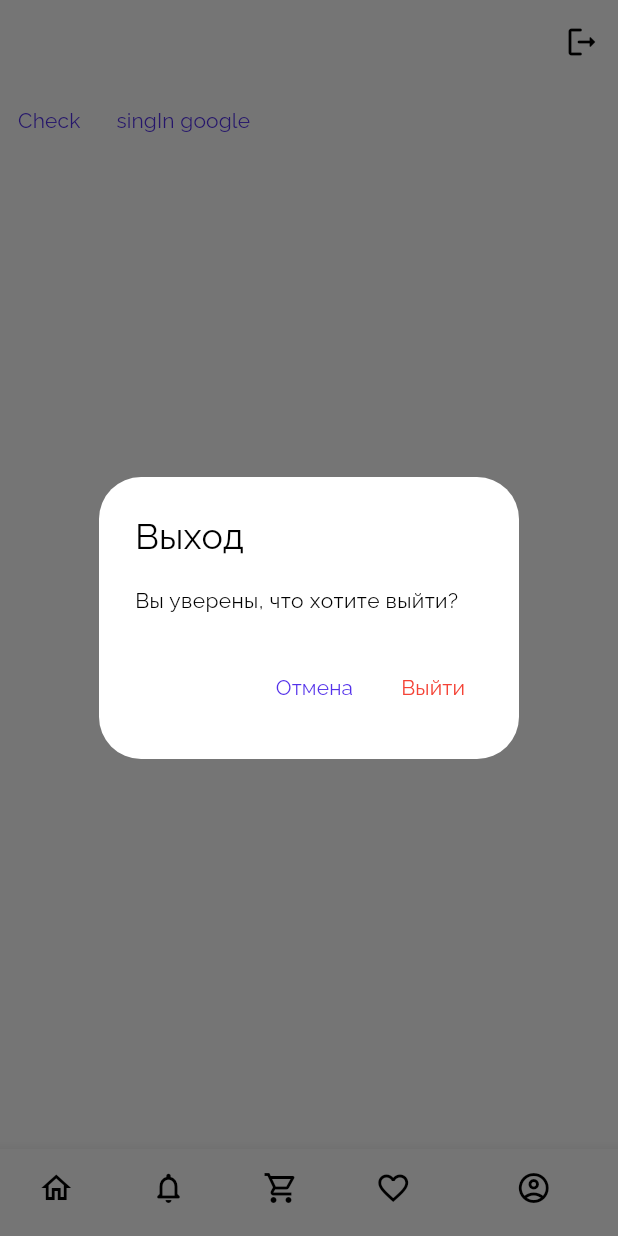
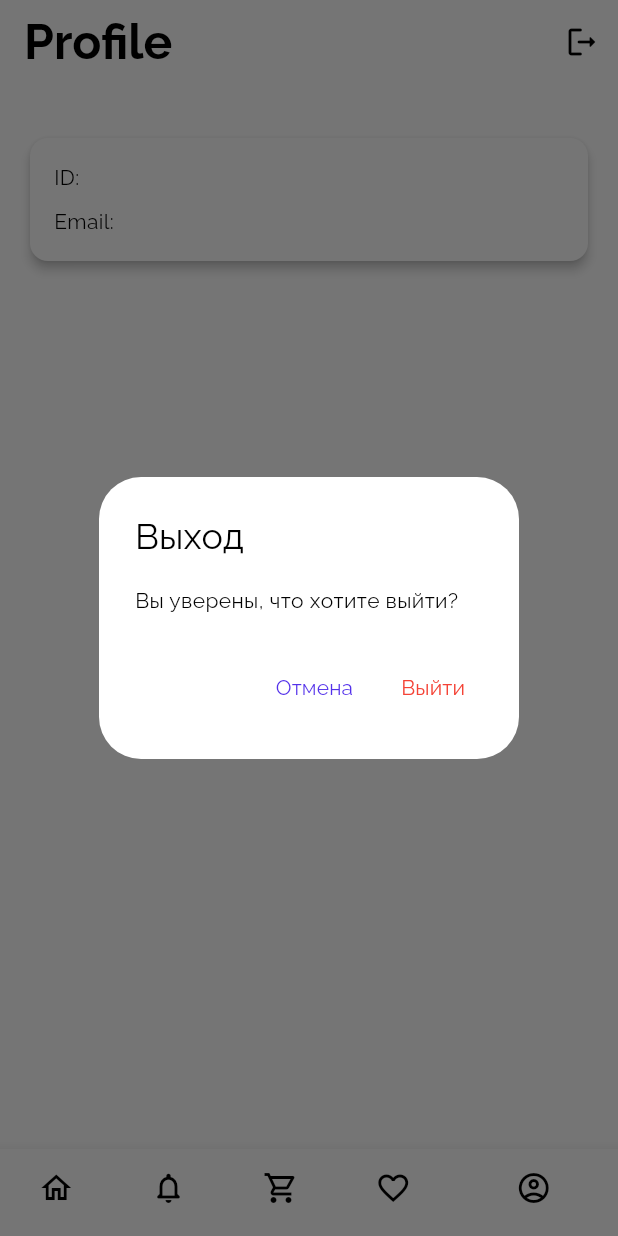
Before and after one commit to Eg0r0k/mai_f, a Flutter app: the MainPage screen opened by its route, item 5 of the bottom bar chosen, after a tap on the "logout" icon, on a phone screen of 412 x 824 dp. Run offline on Flutter 3.47's test engine with Material 3 defaults, Android fonts, the phone set to English and light mode, and no system bars; our stand-ins replace carousel_slider, flutter_dotenv, google_sign_in, responsive_grid, supabase_flutter; accounts and stored records are empty.

Commit message:
big update

```diff
--- a/lib/main.dart
+++ b/lib/main.dart
@@ -3,6 +3,8 @@ import 'package:flutter_dotenv/flutter_dotenv.dart';
 import 'package:mai_f/pages/auth/page/registration_page.dart';
 import 'package:mai_f/pages/start/start_screen.dart';
 import 'package:mai_f/pages/main/main_page.dart';
+import 'package:mai_f/repo/favorite/favorite_provider.dart';
+import 'package:mai_f/repo/shop/shop_provider.dart';
 import 'package:mai_f/themes/theme_data.dart';
 import 'package:mai_f/repo/auth/auth_provider.dart';
 import 'package:provider/provider.dart';
@@ -19,8 +21,10 @@ void main() async {
   runApp(
     MultiProvider(
       providers: [
-
         ChangeNotifierProvider(create: (_) => AuthProvider()),
+        ChangeNotifierProvider(create: (_) => ShopProvider()),
+        ChangeNotifierProvider(
+            create: (_) => FavoritesProvider(Supabase.instance.client))
       ],
       child: App(),
     ),
--- a/lib/pages/home/home_page.dart
+++ b/lib/pages/home/home_page.dart
@@ -1,18 +1,57 @@
 import 'dart:ui';
 
+import 'package:flutter/gestures.dart';
 import 'package:flutter/material.dart';
+import 'package:mai_f/repo/auth/auth_provider.dart';
+import 'package:mai_f/repo/favorite/favorite_provider.dart';
+import 'package:mai_f/repo/shop/shop_provider.dart';
+import 'package:mai_f/themes/theme_data.dart';
 import 'package:mai_f/widgets/corusel_main.dart';
+import 'package:mai_f/widgets/product_item.dart';
+import 'package:provider/provider.dart';
+import 'package:responsive_grid/responsive_grid.dart';
 import 'package:supabase_flutter/supabase_flutter.dart';
 
 class HomePage extends StatefulWidget {
   const HomePage({super.key});
+
   @override
   _HomePageState createState() => _HomePageState();
 }
 
 class _HomePageState extends State<HomePage> {
   @override
+  void initState() {
+    super.initState();
+    Future.delayed(Duration.zero, () async {
+      final authProvider = Provider.of<AuthProvider>(context, listen: false);
+      authProvider.fetchUserInfo();
+      Provider.of<FavoritesProvider>(context, listen: false)
+          .fetchFavorites(authProvider.userInfo?.id ?? '');
+    });
+    Provider.of<ShopProvider>(context, listen: false).fetchProducts();
+  }
+
+  @override
   Widget build(BuildContext context) {
+
+    double baseSpacing = 10.0;
+
+    int columns = MediaQuery.of(context).size.width > 1200
+        ? 4
+        : MediaQuery.of(context).size.width > 900
+            ? 3
+            : MediaQuery.of(context).size.width > 350
+                ? 2
+                : 1;
+
+
+    double screenWidth = MediaQuery.of(context).size.width;
+    double totalHorizontalPadding = 20;
+    double totalSpacingWidth = (columns - 1) * baseSpacing;
+    double width =
+        (screenWidth - totalHorizontalPadding - totalSpacingWidth) / columns;
+
     return Scaffold(
       appBar: AppBar(
         automaticallyImplyLeading: false,
@@ -22,42 +61,79 @@ class _HomePageState extends State<HomePage> {
             onPressed: () {
               showSearch(context: context, delegate: CustomSearch());
             },
-                  icon: Icon(Icons.search)),
-            ]),
-        body: RefreshIndicator(
+            icon: Icon(Icons.search),
+          ),
+        ],
+      ),
+      body: ScrollConfiguration(
+        behavior: MyCustomScrollBehavior(),
+        child: RefreshIndicator(
           onRefresh: () async {
-              print('Refresh');
+            Provider.of<ShopProvider>(context, listen: false).fetchProducts();
           },
-            child: ScrollConfiguration(
-              behavior: ScrollConfiguration.of(context).copyWith(
-                dragDevices: {PointerDeviceKind.touch, PointerDeviceKind.mouse},
-              ),
           child: SingleChildScrollView(
             physics: AlwaysScrollableScrollPhysics(),
             child: Column(
               children: <Widget>[
                 MainCorusel(),
+                Container(
+                  padding: EdgeInsets.only(left: 14, top: 25, bottom: 15),
+                  alignment: Alignment.topLeft,
+                  child: Text(
+                    "Products",
+                    style: TextStyles.displayLarge,
+                  ),
+                ),
+                Padding(
+                  padding: EdgeInsets.all(10),
+                  child: Consumer<ShopProvider>(
+                    builder: (context, shopProvider, child) {
+                      final products = shopProvider.products;
+                      return Wrap(
+                        spacing: baseSpacing,
+                        runSpacing: baseSpacing,
+                        children: List.generate(products.length, (index) {
+                          return Container(
+                            width: width,
+                            child: ProductItem(product: products[index]),
+                          );
+                        }),
+                      );
+                    },
+                  ),
+                ),
               ],
             ),
           ),
-            )));
+        ),
+      ),
+    );
   }
+}
+
+class MyCustomScrollBehavior extends MaterialScrollBehavior {
+  @override
+  Set<PointerDeviceKind> get dragDevices => {
+        PointerDeviceKind.touch,
+        PointerDeviceKind.mouse,
+      };
 }
 
 class CustomSearch extends SearchDelegate {
   List<String> data = ['Popular', 'Text', 'Test2'];
+
   @override
   ThemeData appBarTheme(BuildContext context) {
     return Theme.of(context).copyWith(
-        appBarTheme:
-            AppBarTheme(color: Theme.of(context).colorScheme.background));
+      appBarTheme: AppBarTheme(color: Theme.of(context).colorScheme.background),
+    );
   }
 
   @override
   List<Widget>? buildActions(BuildContext context) {
     return [
       IconButton(
-        onPressed: () async {
+        onPressed: () {
           query = '';
         },
         icon: Icon(Icons.clear),
@@ -71,22 +147,20 @@ class CustomSearch extends SearchDelegate {
       onPressed: () {
         close(context, null);
       },
-        icon: Icon(Icons.arrow_back));
+      icon: Icon(Icons.arrow_back),
+    );
   }
 
   @override
   Widget buildSuggestions(BuildContext context) {
-    List<String> mathQuery = [];
+    List<String> matchQuery = data
+        .where((item) => item.toLowerCase().contains(query.toLowerCase()))
+        .toList();
 
-    for (var item in data) {
-      if (item.toLowerCase().contains(query.toLowerCase())) {
-        mathQuery.add(item);
-      }
-    }
     return ListView.builder(
-      itemCount: mathQuery.length,
+      itemCount: matchQuery.length,
       itemBuilder: (context, index) {
-        var result = mathQuery[index];
+        var result = matchQuery[index];
         return ListTile(
           onTap: () {
             query = result;
@@ -99,16 +173,14 @@ class CustomSearch extends SearchDelegate {
 
   @override
   Widget buildResults(BuildContext context) {
-    List<String> mathQuery = [];
-    for (var item in data) {
-      if (item.toLowerCase().contains(query.toLowerCase())) {
-        mathQuery.add(item);
-      }
-    }
+    List<String> matchQuery = data
+        .where((item) => item.toLowerCase().contains(query.toLowerCase()))
+        .toList();
+
     return ListView.builder(
-      itemCount: mathQuery.length,
+      itemCount: matchQuery.length,
       itemBuilder: (context, index) {
-        var result = mathQuery[index];
+        var result = matchQuery[index];
         return ListTile(
           title: Text(result),
         );
--- a/lib/pages/main/main_page.dart
+++ b/lib/pages/main/main_page.dart
@@ -1,5 +1,6 @@
 import 'package:flutter/material.dart';
 import 'package:mai_f/pages/cart/cart_page.dart';
+import 'package:mai_f/pages/favorites/favorites_page.dart';
 import 'package:mai_f/pages/home/home_page.dart';
 import 'package:mai_f/pages/user/user_page.dart';
 import 'package:mai_f/widgets/bottom_nav.dart';
@@ -38,7 +39,7 @@ class _MainPageState extends State<MainPage> {
       case 2:
         return CartPage();
       case 3:
-        return Center(child: Text('Favorites Page'));
+        return FavoritesPage();
       case 4:
         return UserPage();
       default:
--- a/lib/pages/user/user_page.dart
+++ b/lib/pages/user/user_page.dart
@@ -2,9 +2,7 @@ import 'package:flutter/material.dart';
 import 'package:mai_f/main.dart';
 import 'package:mai_f/themes/theme_data.dart';
 import 'package:mai_f/repo/auth/auth_provider.dart';
-import 'package:mai_f/utils/platform_utils.dart';
 import 'package:provider/provider.dart';
-import 'package:supabase_flutter/supabase_flutter.dart';
 
 class UserPage extends StatefulWidget {
   const UserPage({super.key});
@@ -19,6 +17,7 @@ class _UserPageState extends State<UserPage> {
     super.initState();
     Future.delayed(Duration.zero, () {
       _checkAuth();
+      Provider.of<AuthProvider>(context, listen: false).fetchUserInfo();
     });
   }
 
@@ -85,41 +84,70 @@ class _UserPageState extends State<UserPage> {
 
   @override
   Widget build(BuildContext context) {
+    final authProvider = Provider.of<AuthProvider>(context);
+
     return Scaffold(
       appBar: AppBar(
         automaticallyImplyLeading: false,
+        title: Text(
+          "Profile",
+          style: TextStyles.displayLarge,
+        ),
         actions: [
           IconButton(
-              onPressed: () {
-                _showSignOutDialog();
-              },
-              icon: Icon(Icons.logout_rounded))
-        ],
-      ),
-      body: Row(
-        children: [
-          TextButton(
-            child: Text('Check'),
-            onPressed: () async {
-              _checkAuth();
-            },
-          ),
-          TextButton(
-            child: Text('singIn google'),
-            onPressed: () async {
-              if (PlatformUtils.isMobile) {
-                Provider.of<AuthProvider>(context, listen: false)
-                    .signInWithGoogle(
-                        success: () => {}, failed: (dynamic error) {});
-              } else {
-                Provider.of<AuthProvider>(context, listen: false)
-                    .signInWithGoogleWeb(
-                        success: () => {}, failed: (dynamic error) {});
-              }
-            },
+            onPressed: _showSignOutDialog,
+            icon: Icon(Icons.logout_rounded),
           ),
         ],
       ),
+      body: Padding(
+        padding: const EdgeInsets.all(16.0),
+        child: Column(
+          crossAxisAlignment: CrossAxisAlignment.start,
+          children: [
+            SizedBox(height: 16.0),
+            _buildUserInfo(authProvider),
+          ],
+        ),
+      ),
+    );
+  }
+
+  Widget _buildUserInfo(AuthProvider authProvider) {
+    if (authProvider.userInfo != null) {
+      return Card(
+        elevation: 3,
+        color: Colors.white,
+        shape: RoundedRectangleBorder(borderRadius: BorderRadius.circular(12)),
+        child: Padding(
+          padding: const EdgeInsets.all(16.0),
+          child: Column(
+            crossAxisAlignment: CrossAxisAlignment.start,
+            children: [
+              _buildInfoRow('ID:', authProvider.userInfo?.id ?? ''),
+              SizedBox(height: 8.0),
+              _buildInfoRow('Email:', authProvider.userInfo?.email ?? ''),
+            ],
+          ),
+        ),
+      );
+    } else {
+      return Center(
+        child: Padding(
+          padding: const EdgeInsets.all(16.0),
+          child: Text('No user info available', style: TextStyles.body),
+        ),
+      );
+    }
+  }
+
+  Widget _buildInfoRow(String label, String value) {
+    return Row(
+      mainAxisAlignment: MainAxisAlignment.spaceBetween,
+      children: [
+        Text(label, style: TextStyles.body),
+        Text(value, style: TextStyles.body.copyWith(color: Colors.grey[600])),
+      ],
     );
   }
 }
--- a/lib/repo/auth/auth_provider.dart
+++ b/lib/repo/auth/auth_provider.dart
@@ -17,12 +17,14 @@ class AuthProvider with ChangeNotifier {
 
   AuthResponse? _authResponse;
   AuthResponse get authResponse => _authResponse ?? AuthResponse();
+
   void onSignUp(String password, String email,
       {required Function() success, required Function(dynamic) failed}) async {
     try {
       final response = await _repo.onSignUpWithEmail(password, email);
       _authResponse = response;
       _isLogin = true;
+      fetchUserInfo();
       success();
     } catch (e) {
       failed("Error signing up: $e");
@@ -64,6 +66,7 @@ class AuthProvider with ChangeNotifier {
       final response = await _repo.onSingUpWithGoogle();
       if (response.user != null) {
         _authResponse = response;
+        fetchUserInfo();
         success();
       }
     } catch (e) {
@@ -78,10 +81,26 @@ class AuthProvider with ChangeNotifier {
     checkUserLogin();
     if (_isLogin) {
       auth();
-
     } else {
       unAuth();
     }
+  }
 
+  User? _userInfo;
+  User? get userInfo => _userInfo;
+
+  Future<void> fetchUserInfo() async {
+    try {
+      final user = _repo.supabase.client.auth.currentUser;
+      if (user != null) {
+        print("Fetched user info: ${user.id}"); // Debug print
+        _userInfo = user;
+      } else {
+        print("User not found or not logged in");
+      }
+    } catch (e) {
+      print("Error fetching user info: $e");
+    }
+    notifyListeners();
   }
 }
--- /dev/null
+++ b/lib/repo/favorite/favorite_provider.dart
@@ -0,0 +1,76 @@
+import 'package:flutter/material.dart';
+import 'package:supabase_flutter/supabase_flutter.dart';
+
+class FavoritesProvider with ChangeNotifier {
+  final SupabaseClient _client;
+  final Set<String> _favoriteProductIds = <String>{};
+
+  FavoritesProvider(this._client);
+
+  Set<String> get favoriteProductIds => _favoriteProductIds;
+  Future<void> fetchFavorites(String clientId) async {
+    try {
+      final response =
+          await _client.from('favorite').select().eq('client_id', clientId);
+      print(response);
+      if (response != null) {
+        _favoriteProductIds.clear();
+        for (var fav in response as List) {
+          _favoriteProductIds.add(fav['product_id']);
+        }
+        notifyListeners();
+      } else {
+        print("Error fetching favorites: ${response}");
+      }
+    } catch (e) {
+      print("Exception fetching favorites: $e");
+    }
+  }
+
+  Future<bool> isFavorite(String productId) async {
+    return _favoriteProductIds.contains(productId);
+  }
+
+  Future<void> toggleFavorite(String clientId, String productId) async {
+    try {
+      final isProductFavorite = await isFavorite(productId);
+      print(productId);
+      if (isProductFavorite) {
+        final response = await _client
+            .from('favorite')
+            .delete()
+            .eq('client_id', clientId)
+            .eq('product_id', productId);
+
+        if (response == null) {
+          _favoriteProductIds.remove(productId);
+          notifyListeners();
+        } else {
+          print("Error removing favorite: ${response}");
+        }
+      } else {
+        try {
+          final response = await _client
+              .from('favorite')
+              .insert({'client_id': clientId, 'product_id': productId});
+
+          if (response == null) {
+            _favoriteProductIds.add(productId);
+            notifyListeners();
+          } else {
+            print("Error adding favorite: ${response}");
+          }
+        } catch (e) {
+          if (e is PostgrestException && e.code == '23505') {
+            _favoriteProductIds.add(productId);
+            notifyListeners();
+          } else {
+            print("Exception adding favorite: $e");
+          }
+        }
+      }
+    } catch (e) {
+      print("Exception toggling favorite: $e");
+    }
+  }
+}
--- /dev/null
+++ b/lib/repo/shop/shop_provider.dart
@@ -0,0 +1,30 @@
+import 'package:flutter/material.dart';
+import 'package:supabase_flutter/supabase_flutter.dart';
+import 'package:mai_f/repo/shop/shop_service.dart';
+
+class ShopProvider extends ChangeNotifier {
+  final _repo = ShopRepository();
+
+  List<Map<String, dynamic>> _products = [];
+  List<Map<String, dynamic>> _favorite = [];
+  List<Map<String, dynamic>> get products => _products;
+  List<Map<String, dynamic>> get favorite => _favorite;
+  void fetchProducts() async {
+    final supabase = Supabase.instance;
+    final db = supabase.client;
+
+    final response = await db.from('product').select('*');
+    _products = response as List<Map<String, dynamic>>;
+    notifyListeners();
+  }
+
+  void fetchFavorite(int userId) async {
+    final supabase = Supabase.instance;
+    final db = supabase.client;
+
+    final response =
+        await db.from('favorite').select('*').filter('user_id', 'eq', userId);
+    _favorite = response as List<Map<String, dynamic>>;
+    notifyListeners();
+  }
+}
--- a/lib/widgets/corusel_main.dart
+++ b/lib/widgets/corusel_main.dart
@@ -3,10 +3,21 @@ import 'package:flutter/material.dart';
 
 class MainCorusel extends StatelessWidget {
   const MainCorusel({super.key});
+
   @override
   Widget build(BuildContext context) {
+
+    double screenWidth = MediaQuery.of(context).size.width;
+
+    bool isDesktop = screenWidth > 600;
+
+    double carouselHeight = isDesktop ? 550.0 : 350.0;
+
     return CarouselSlider(
-      options: CarouselOptions(height: 340, autoPlay: true),
+      options: CarouselOptions(
+        height: carouselHeight,
+        autoPlay: true,
+      ),
       items: [1, 2, 3, 4].map((i) {
         return Builder(
           builder: (BuildContext context) {
@@ -14,11 +25,12 @@ class MainCorusel extends StatelessWidget {
               width: MediaQuery.of(context).size.width,
               margin: const EdgeInsets.symmetric(horizontal: 5.0),
               decoration: BoxDecoration(
-                  image: DecorationImage(
-                    image: AssetImage('assets/img/slider-$i.webp'),
-                    fit: BoxFit.cover,
-                  ),
-                  borderRadius: BorderRadius.circular(6)),
+                image: DecorationImage(
+                  image: AssetImage('assets/img/slider-$i.webp'),
+                  fit: BoxFit.cover,
+                ),
+                borderRadius: BorderRadius.circular(6),
+              ),
             );
           },
         );
--- a/pubspec.yaml
+++ b/pubspec.yaml
@@ -41,6 +41,7 @@ dependencies:
   equatable: ^2.0.5
   provider: ^6.1.2
   carousel_slider: ^4.2.1
+  responsive_grid: ^2.4.4
 
 dev_dependencies:
   flutter_test:
```
Also changed, not shown: lib/pages/favorites/favorites_page.dart (added, +103 -0 lines), lib/pages/product/product_page.dart (added, +38 -0 lines), lib/repo/shop/shop_service.dart (added, +7 -0 lines), lib/widgets/product_item.dart (added, +155 -0 lines), lib/pages/notifications/notification_page.dart (deleted), lib/repo/auth/auth_service.dart (line endings or trailing spaces), pubspec.lock. Lines whose indentation alone changed are shown as unchanged.
